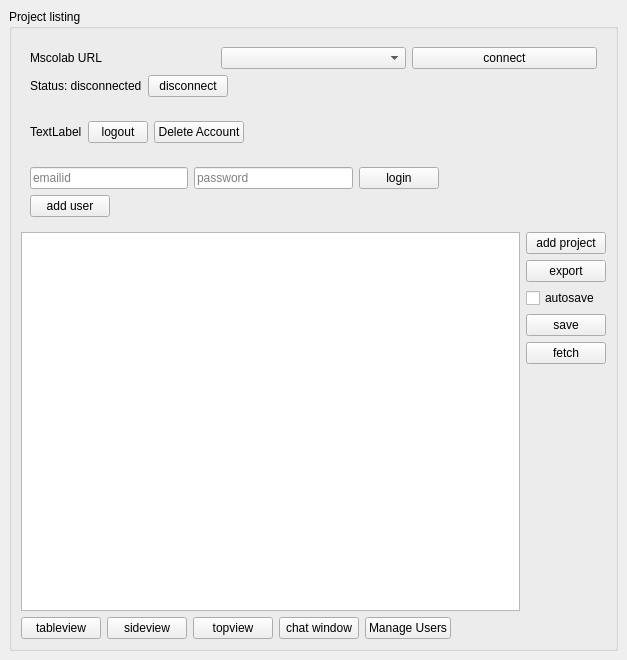
Old version of the form mslib/msui/ui/ui_mscolab_window.ui in the repository Open-MSS/MSS.
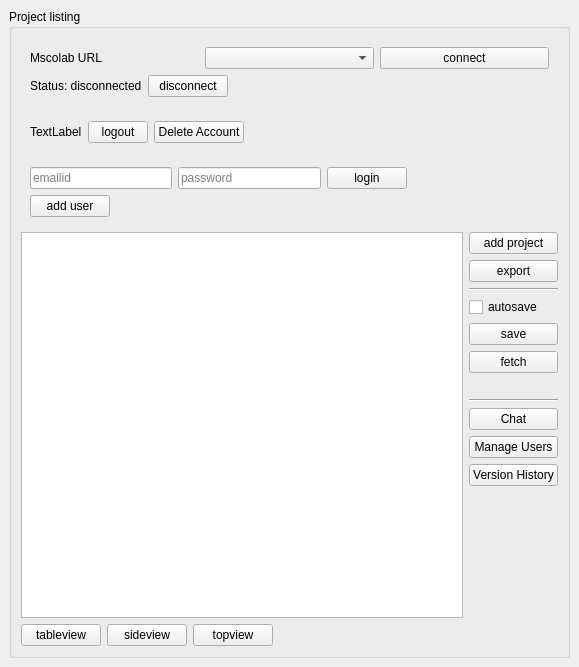
New version of the form.

Commit message: added header and link markdown support in mscolab chat and completed transition of version history to separate window

Patch:
```diff
--- a/mslib/msui/ui/ui_mscolab_window.ui
+++ b/mslib/msui/ui/ui_mscolab_window.ui
@@ -6,8 +6,8 @@
    <rect>
     <x>0</x>
     <y>0</y>
-    <width>627</width>
-    <height>660</height>
+    <width>579</width>
+    <height>667</height>
    </rect>
   </property>
   <property name="minimumSize">
@@ -264,6 +264,13 @@
              </property>
             </widget>
            </item>
+           <item>
+            <widget class="Line" name="line_2">
+             <property name="orientation">
+              <enum>Qt::Horizontal</enum>
+             </property>
+            </widget>
+           </item>
            <item>
             <widget class="QCheckBox" name="autoSave">
              <property name="text">
@@ -292,6 +299,40 @@
              </property>
             </widget>
            </item>
+           <item>
+            <widget class="Line" name="line">
+             <property name="orientation">
+              <enum>Qt::Horizontal</enum>
+             </property>
+            </widget>
+           </item>
+           <item>
+            <widget class="QPushButton" name="chatWindowBtn">
+             <property name="sizePolicy">
+              <sizepolicy hsizetype="Preferred" vsizetype="Fixed">
+               <horstretch>0</horstretch>
+               <verstretch>0</verstretch>
+              </sizepolicy>
+             </property>
+             <property name="text">
+              <string>Chat</string>
+             </property>
+            </widget>
+           </item>
+           <item>
+            <widget class="QPushButton" name="adminWindowBtn">
+             <property name="text">
+              <string>Manage Users</string>
+             </property>
+            </widget>
+           </item>
+           <item>
+            <widget class="QPushButton" name="versionHistoryBtn">
+             <property name="text">
+              <string>Version History</string>
+             </property>
+            </widget>
+           </item>
            <item>
             <spacer name="verticalSpacer">
              <property name="orientation">
@@ -350,26 +391,6 @@
            </property>
           </widget>
          </item>
-         <item>
-          <widget class="QPushButton" name="projWindow">
-           <property name="sizePolicy">
-            <sizepolicy hsizetype="Preferred" vsizetype="Fixed">
-             <horstretch>0</horstretch>
-             <verstretch>0</verstretch>
-            </sizepolicy>
-           </property>
-           <property name="text">
-            <string>chat window</string>
-           </property>
-          </widget>
-         </item>
-         <item>
-          <widget class="QPushButton" name="adminWindowBtn">
-           <property name="text">
-            <string>Manage Users</string>
-           </property>
-          </widget>
-         </item>
          <item>
           <spacer name="horizontalSpacer_4">
            <property name="orientation">
```
The commit also changes 17 other files.
